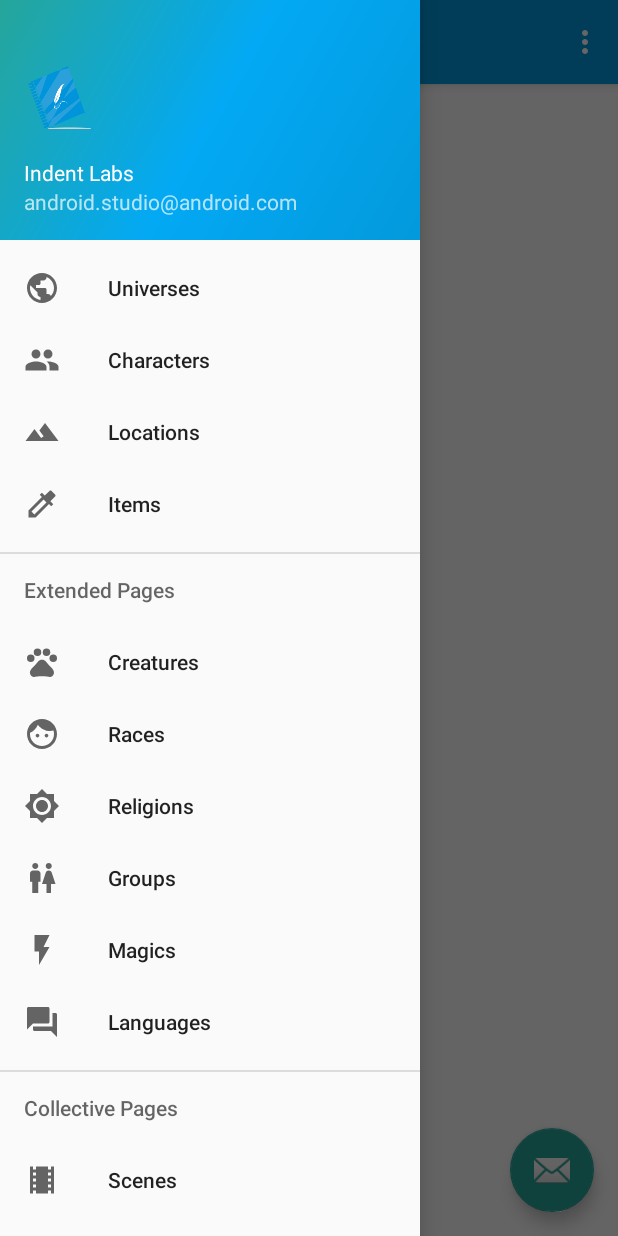
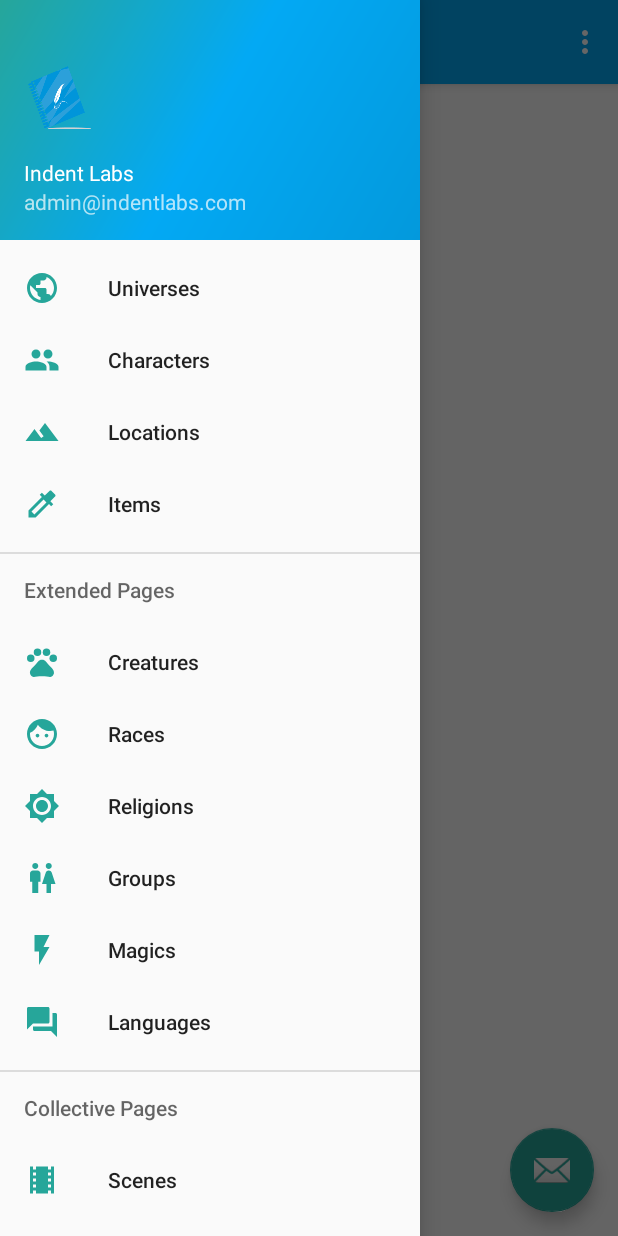
Before and after one commit to indentlabs/notebook-android, an Android app: the screen it shows after launch (MainActivity), with the side drawer open, on a phone screen of 412 x 824 dp. Run offline under Robolectric (Android 15) with nearby library versions, the phone set to English and light mode, and no system bars.

Commit message:
Updated icon colors
* Added code to navigation drawer to change the default icon colors for all icons in the menu.
* Not sure if there is a way to do so individually for each item.

```diff
--- a/Notebook/app/src/main/res/layout/activity_main.xml
+++ b/Notebook/app/src/main/res/layout/activity_main.xml
@@ -20,6 +20,7 @@
         android:layout_gravity="start"
         android:fitsSystemWindows="true"
         app:headerLayout="@layout/nav_header_main"
-        app:menu="@menu/activity_main_drawer" />
+        app:menu="@menu/activity_main_drawer"
+        app:itemIconTint="@color/colorAccent"/>
 
 </android.support.v4.widget.DrawerLayout>
--- a/Notebook/app/src/main/res/layout/nav_header_main.xml
+++ b/Notebook/app/src/main/res/layout/nav_header_main.xml
@@ -14,7 +14,7 @@
     android:theme="@style/ThemeOverlay.AppCompat.Dark">
 
     <ImageView
-        android:id="@+id/imageView"
+        android:id="@+id/navHeaderImage"
         android:layout_width="wrap_content"
         android:layout_height="wrap_content"
         android:paddingTop="@dimen/nav_header_vertical_spacing"
@@ -25,13 +25,13 @@
         android:layout_height="wrap_content"
         android:paddingTop="@dimen/nav_header_vertical_spacing"
         android:text="Indent Labs"
-        android:textAppearance="@style/TextAppearance.AppCompat.Body1" />
+        android:textAppearance="@style/TextAppearance.AppCompat.Body1"
+        android:id="@+id/navheaderCompany" />
 
     <TextView
-        android:id="@+id/textView"
+        android:id="@+id/navHeaderEmail"
         android:layout_width="wrap_content"
         android:layout_height="wrap_content"
-        android:text="android.studio@android.com"
-        tools:text="admin@indentlabs.com" />
+        android:text="admin@indentlabs.com"/>
 
 </LinearLayout>
--- a/Notebook/app/src/main/res/values/colors.xml
+++ b/Notebook/app/src/main/res/values/colors.xml
@@ -1,8 +1,8 @@
 <?xml version="1.0" encoding="utf-8"?>
 <resources>
-    <color name="colorPrimary">#3F51B5</color>
-    <color name="colorPrimaryDark">#303F9F</color>
-    <color name="colorAccent">#FF4081</color>
+    <color name="colorPrimary">#03a9f4</color>
+    <color name="colorPrimaryDark">#0288d1</color>
+    <color name="colorAccent">#26a69a</color>
     <color name="colorPrimaryDarkCustom">#03a9f4</color>
     <color name="colorPrimaryCustom">#0399dc</color>
     <color name="colorAccentCustom">#26a69a</color>
--- a/Notebook/app/src/main/res/values/styles.xml
+++ b/Notebook/app/src/main/res/values/styles.xml
@@ -3,9 +3,9 @@
     <!-- Base application theme. -->
     <style name="AppTheme" parent="Theme.AppCompat.Light.DarkActionBar">
         <!-- Customize your theme here. -->
-        <item name="colorPrimary">@color/colorPrimaryCustom</item>
-        <item name="colorPrimaryDark">@color/colorPrimaryDarkCustom</item>
-        <item name="colorAccent">@color/colorAccentCustom</item>
+        <item name="colorPrimary">@color/colorPrimary</item>
+        <item name="colorPrimaryDark">@color/colorPrimaryDark</item>
+        <item name="colorAccent">@color/colorAccent</item>
     </style>
 
     <style name="AppTheme.NoActionBar">
```
